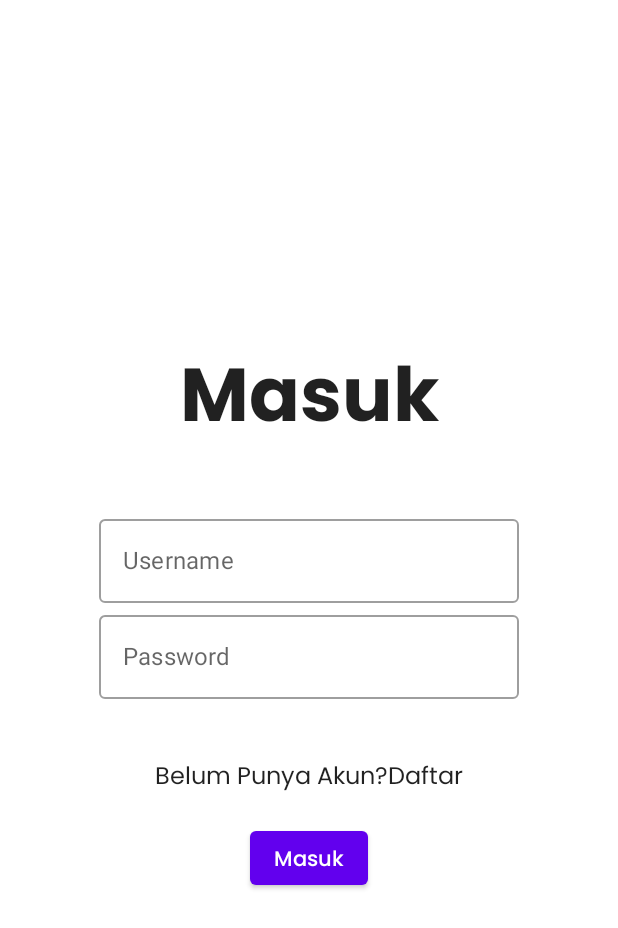
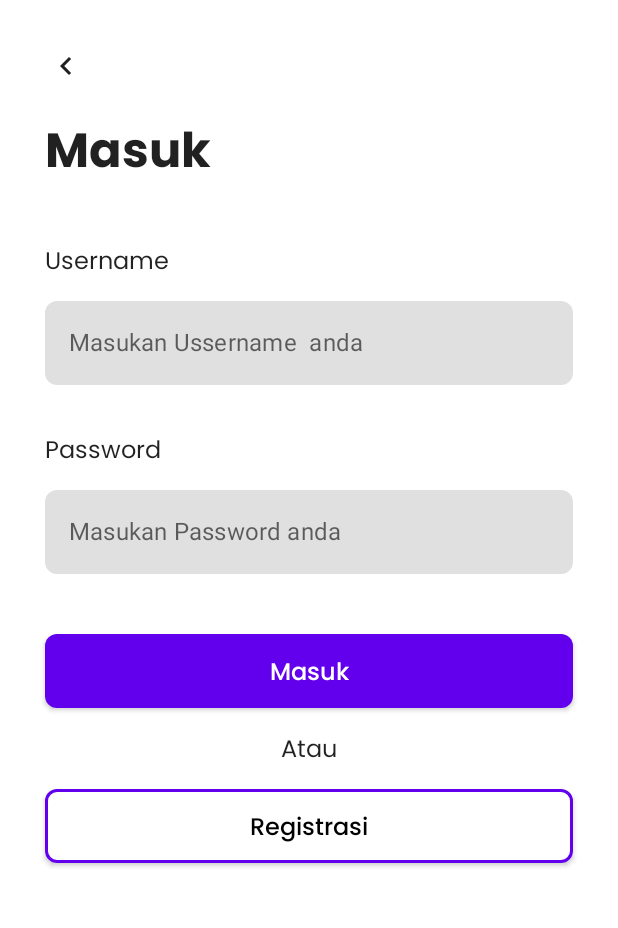
Before and after one commit to azkifairuz/Bercerita, an Android app built with Jetpack Compose: the screen it shows after launch (MainActivity), after a tap on "Skip", on a phone screen of 412 x 824 dp. Shown: the top 928 px of the screen. Run offline under Robolectric (Android 15) with nearby library versions, the phone set to English and light mode, and no system bars.

Commit message:
styling login screem

```diff
--- a/app/src/main/java/com/javfairuz/bercerita/LoginScreen.kt
+++ b/app/src/main/java/com/javfairuz/bercerita/LoginScreen.kt
@@ -2,16 +2,28 @@ package com.javfairuz.bercerita
 
 import android.content.Context
 import android.widget.Toast
+import androidx.compose.foundation.BorderStroke
 import androidx.compose.foundation.clickable
 import androidx.compose.foundation.layout.*
+import androidx.compose.foundation.shape.AbsoluteCutCornerShape
+import androidx.compose.foundation.shape.CircleShape
+import androidx.compose.foundation.shape.CornerSize
+import androidx.compose.foundation.shape.RoundedCornerShape
 import androidx.compose.material.*
+import androidx.compose.material.icons.Icons
+import androidx.compose.material.icons.filled.KeyboardArrowLeft
 import androidx.compose.runtime.*
 import androidx.compose.runtime.saveable.rememberSaveable
 import androidx.compose.ui.Alignment
 import androidx.compose.ui.Modifier
+import androidx.compose.ui.draw.clip
 import androidx.compose.ui.graphics.Color
+import androidx.compose.ui.graphics.Shape
 import androidx.compose.ui.platform.LocalContext
 import androidx.compose.ui.res.colorResource
+import androidx.compose.ui.text.TextStyle
+import androidx.compose.ui.text.font.FontWeight.Companion.W700
+import androidx.compose.ui.text.font.FontWeight.Companion.W900
 import androidx.compose.ui.text.input.TextFieldValue
 import androidx.compose.ui.text.style.TextAlign
 import androidx.compose.ui.tooling.preview.Preview
@@ -19,6 +31,7 @@ import androidx.compose.ui.unit.dp
 import androidx.compose.ui.unit.sp
 import androidx.navigation.NavHostController
 import androidx.navigation.compose.rememberNavController
+import com.javfairuz.bercerita.ui.theme.Shapes
 
 
 @Composable
@@ -32,55 +45,114 @@ fun LoginScreen(
     var password by remember {
         mutableStateOf(TextFieldValue(""))
     }
-    fun validateLogin(){
-        if(username.text == "azki"){
-            navHostController.navigate("myapp"){
-                popUpTo("login"){inclusive = true}
+
+    fun validateLogin() {
+        if (username.text == "azki") {
+            navHostController.navigate("myapp") {
+                popUpTo("login") { inclusive = true }
             }
-        }else{
-            Toast.makeText(context,"Username salah",Toast.LENGTH_SHORT).show()
+        } else {
+            Toast.makeText(context, "Username salah", Toast.LENGTH_SHORT).show()
         }
     }
+    Scaffold(modifier = Modifier.padding(20.dp),
+        topBar = {
+            IconButton(onClick = { navHostController.navigate("onboarding") }) {
+                Icon(imageVector = Icons.Default.KeyboardArrowLeft, contentDescription = "")
+            }
+        }
+    ) {
         Column(
             modifier = Modifier
                 .fillMaxSize()
-            .padding(20.dp),
-        verticalArrangement = Arrangement.Center,
-        horizontalAlignment = Alignment.CenterHorizontally
+                .padding(10.dp),
         ) {
 
 
             Text(
                 text = "Masuk",
                 style = MaterialTheme.typography.h1,
-            fontSize = 50.sp,
-            textAlign = TextAlign.Center,
+                fontSize = 32.sp,
+                fontWeight = W700,
+                textAlign = TextAlign.Start,
                 modifier = Modifier.fillMaxWidth()
             )
             Spacer(modifier = Modifier.padding(20.dp))
 
-        OutlinedTextField(
+            Text(
+                text = "Username",
+                textAlign = TextAlign.Start,
+                modifier = Modifier.fillMaxWidth(),
+                style = MaterialTheme.typography.body1
+            )
+            Spacer(modifier = Modifier.padding(8.dp))
+            TextField(
                 value = username,
+                modifier = Modifier.fillMaxWidth(),
                 onValueChange = { username = it },
-            label = { Text(text = "Username") },
-            placeholder = { Text(text = "Masukan Username anda") })
-
-        OutlinedTextField(
+                placeholder = { Text(text = "Masukan Ussername  anda") },
+                shape = RoundedCornerShape(8.dp),
+                colors = TextFieldDefaults.textFieldColors(
+                    focusedIndicatorColor = Color.Transparent,
+                    unfocusedIndicatorColor = Color.Transparent
+                )
+            )
+            Spacer(modifier = Modifier.padding(16.dp))
+            Text(
+                text = "Password",
+                textAlign = TextAlign.Start,
+                modifier = Modifier.fillMaxWidth(),
+                style = MaterialTheme.typography.body1
+            )
+            Spacer(modifier = Modifier.padding(8.dp))
+            TextField(
                 value = password,
+                modifier = Modifier.fillMaxWidth(),
                 onValueChange = { password = it },
-            label = { Text(text = "Password") },
-            placeholder = { Text(text = "Masukan Password anda") })
+                placeholder = { Text(text = "Masukan Password anda") },
+                shape = RoundedCornerShape(8.dp),
+                colors = TextFieldDefaults.textFieldColors(
+                    focusedIndicatorColor = Color.Transparent,
+                    unfocusedIndicatorColor = Color.Transparent
+                )
+            )
 
             Spacer(modifier = Modifier.padding(20.dp))
 
-        Text(text = "Belum Punya Akun?Daftar", Modifier.clickable {navHostController.navigate("register") })
+            Button(
+                onClick = { validateLogin() },
+                modifier = Modifier
+                    .fillMaxWidth()
+                    .height(49.dp),
+                shape = RoundedCornerShape(8.dp)
+            ) {
+                Text(text = "Masuk", style = MaterialTheme.typography.button, fontSize = 16.sp)
+            }
 
-        Spacer(modifier = Modifier.padding(10.dp))
+            Text(
+                modifier = Modifier
+                    .fillMaxWidth()
+                    .padding(16.dp),
+                text = "Atau",
+                textAlign = TextAlign.Center
+            )
+            Button(
+                onClick = { navHostController.navigate("register") },
+                modifier = Modifier
+                    .fillMaxWidth()
+                    .height(49.dp),
+                shape = RoundedCornerShape(8.dp),
+                border = BorderStroke(2.dp, color = MaterialTheme.colors.primary),
+                colors = ButtonDefaults.buttonColors(
+                    backgroundColor = Color.White
+                )
+            ) {
+                Text(text = "Registrasi", style = MaterialTheme.typography.button, fontSize = 16.sp)
+            }
 
-        Button(onClick = { validateLogin() }) {
-            Text(text = "Masuk")
         }
     }
+
 }
 
 @Preview(showSystemUi = true, showBackground = true)
```
Lines whose indentation alone changed are shown as unchanged.
